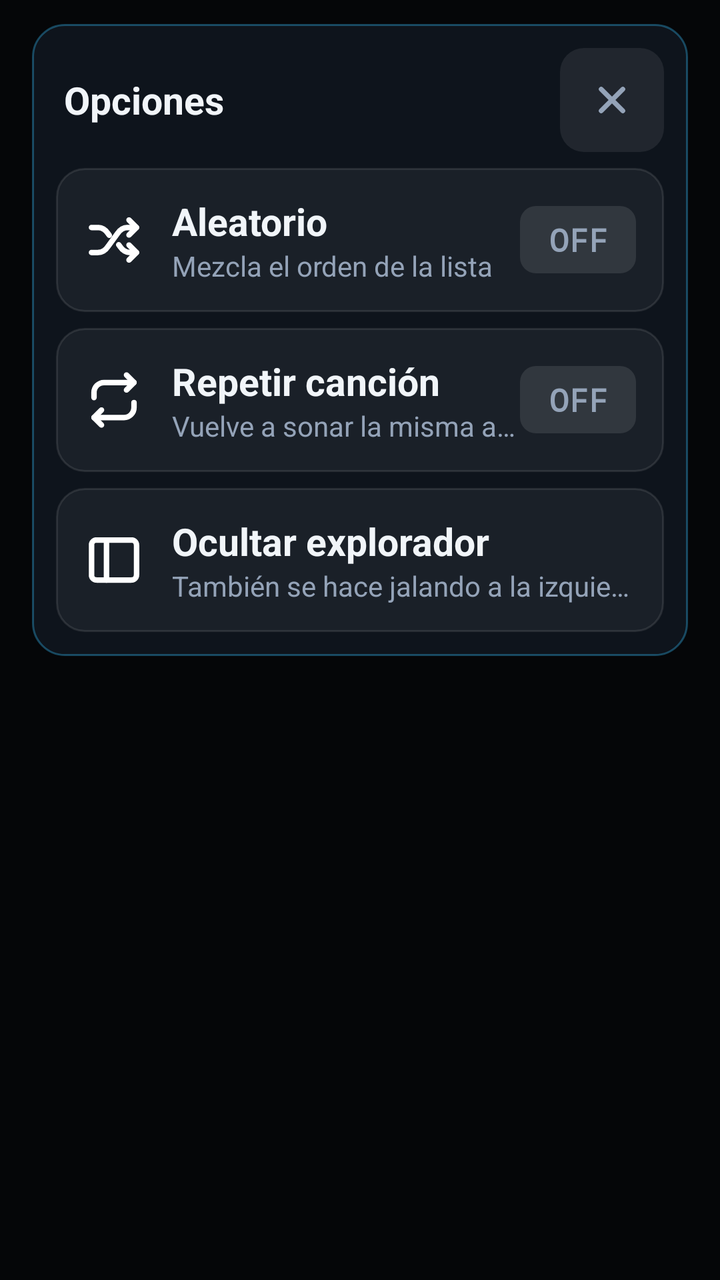
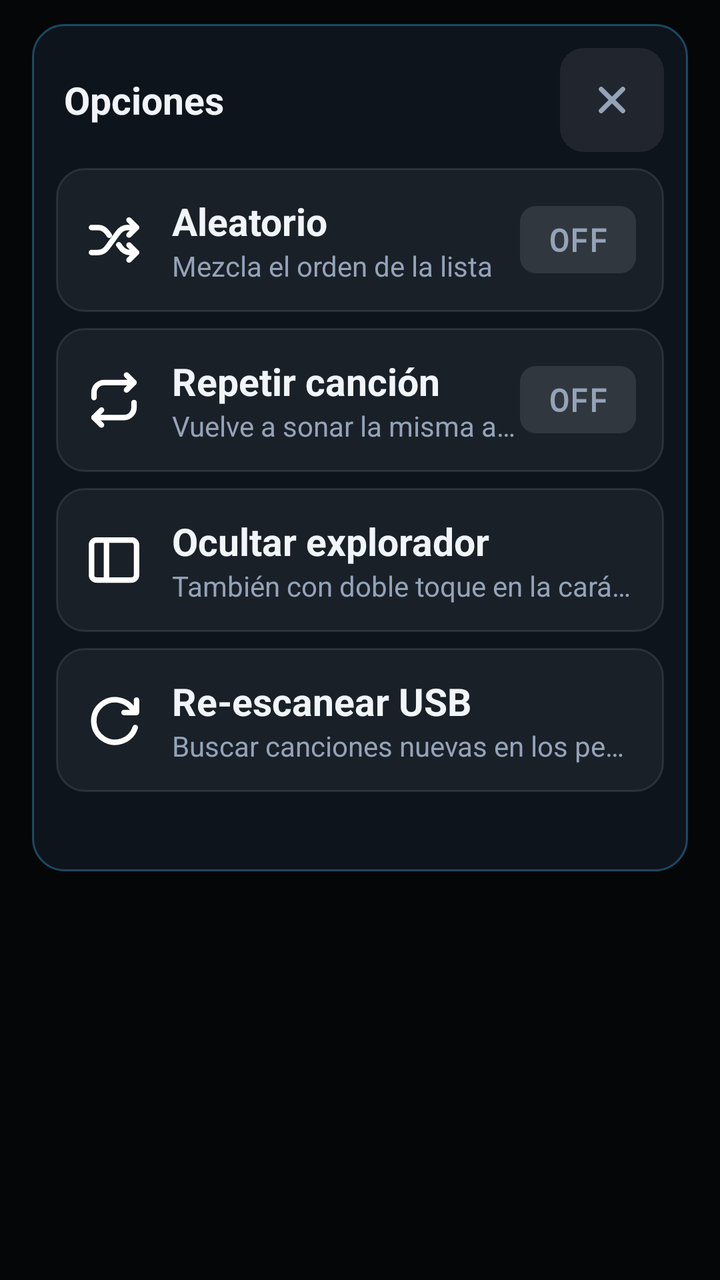

An Android layout rendered at two revisions. The XML below is the earlier revision; the diff shows what the commit changed to produce the second picture.
<!-- AndroidManifest.xml: application theme Theme.CarAudio -->
<!-- res/layout/popup_player_menu.xml -->
<?xml version="1.0" encoding="utf-8"?>
<FrameLayout xmlns:android="http://schemas.android.com/apk/res/android"
    android:id="@+id/menuBackdrop"
    android:layout_width="match_parent"
    android:layout_height="match_parent"
    android:background="#8c000000"
    android:clickable="true">

    <LinearLayout
        android:layout_width="match_parent"
        android:layout_height="wrap_content"
        android:layout_marginTop="12dp"
        android:layout_marginLeft="16dp"
        android:layout_marginRight="16dp"
        android:orientation="vertical"
        android:padding="12dp"
        android:background="@drawable/bg_player_menu"
        android:clickable="true">

        <LinearLayout
            android:layout_width="match_parent"
            android:layout_height="52dp"
            android:orientation="horizontal"
            android:gravity="center_vertical">

            <TextView
                android:layout_width="0dp"
                android:layout_height="wrap_content"
                android:layout_weight="1"
                android:layout_marginStart="4dp"
                android:text="Opciones"
                android:textColor="@color/text_primary"
                android:textSize="19sp"
                android:textStyle="bold" />

            <ImageButton
                android:id="@+id/menuClose"
                android:layout_width="52dp"
                android:layout_height="52dp"
                android:background="@drawable/bg_player_menu_close"
                android:src="@drawable/ic_close"
                android:scaleType="fitCenter"
                android:padding="13dp"
                android:contentDescription="Cerrar" />
        </LinearLayout>

        
        <LinearLayout
            android:id="@+id/menuShuffle"
            android:layout_width="match_parent"
            android:layout_height="72dp"
            android:layout_marginTop="8dp"
            android:orientation="horizontal"
            android:gravity="center_vertical"
            android:paddingLeft="14dp"
            android:paddingRight="14dp"
            android:background="@drawable/bg_player_menu_row"
            android:clickable="true">

            <ImageView
                android:id="@+id/menuShuffleIcon"
                android:layout_width="30dp"
                android:layout_height="30dp"
                android:src="@drawable/ic_ctrl_shuffle"
                android:importantForAccessibility="no" />

            <LinearLayout
                android:layout_width="0dp"
                android:layout_height="wrap_content"
                android:layout_weight="1"
                android:layout_marginStart="14dp"
                android:orientation="vertical">

                <TextView
                    android:id="@+id/menuShuffleTitle"
                    android:layout_width="wrap_content"
                    android:layout_height="wrap_content"
                    android:text="Aleatorio"
                    android:textColor="@color/text_primary"
                    android:textSize="19sp"
                    android:textStyle="bold" />

                <TextView
                    android:layout_width="wrap_content"
                    android:layout_height="wrap_content"
                    android:singleLine="true"
                    android:text="Mezcla el orden de la lista"
                    android:textColor="@color/text_secondary"
                    android:textSize="14sp" />
            </LinearLayout>

            <TextView
                android:id="@+id/menuShuffleState"
                android:layout_width="wrap_content"
                android:layout_height="wrap_content"
                android:minWidth="58dp"
                android:gravity="center"
                android:paddingLeft="12dp"
                android:paddingRight="12dp"
                android:paddingTop="6dp"
                android:paddingBottom="6dp"
                android:background="@drawable/bg_player_menu_state"
                android:fontFamily="monospace"
                android:text="OFF"
                android:textColor="@color/text_secondary"
                android:textSize="16sp"
                android:textStyle="bold" />
        </LinearLayout>

        
        <LinearLayout
            android:id="@+id/menuRepeat"
            android:layout_width="match_parent"
            android:layout_height="72dp"
            android:layout_marginTop="8dp"
            android:orientation="horizontal"
            android:gravity="center_vertical"
            android:paddingLeft="14dp"
            android:paddingRight="14dp"
            android:background="@drawable/bg_player_menu_row"
            android:clickable="true">

            <ImageView
                android:id="@+id/menuRepeatIcon"
                android:layout_width="30dp"
                android:layout_height="30dp"
                android:src="@drawable/ic_ctrl_repeat"
                android:importantForAccessibility="no" />

            <LinearLayout
                android:layout_width="0dp"
                android:layout_height="wrap_content"
                android:layout_weight="1"
                android:layout_marginStart="14dp"
                android:orientation="vertical">

                <TextView
                    android:id="@+id/menuRepeatTitle"
                    android:layout_width="wrap_content"
                    android:layout_height="wrap_content"
                    android:text="Repetir canción"
                    android:textColor="@color/text_primary"
                    android:textSize="19sp"
                    android:textStyle="bold" />

                <TextView
                    android:layout_width="wrap_content"
                    android:layout_height="wrap_content"
                    android:singleLine="true"
                    android:text="Vuelve a sonar la misma al terminar"
                    android:textColor="@color/text_secondary"
                    android:textSize="14sp" />
            </LinearLayout>

            <TextView
                android:id="@+id/menuRepeatState"
                android:layout_width="wrap_content"
                android:layout_height="wrap_content"
                android:minWidth="58dp"
                android:gravity="center"
                android:paddingLeft="12dp"
                android:paddingRight="12dp"
                android:paddingTop="6dp"
                android:paddingBottom="6dp"
                android:background="@drawable/bg_player_menu_state"
                android:fontFamily="monospace"
                android:text="OFF"
                android:textColor="@color/text_secondary"
                android:textSize="16sp"
                android:textStyle="bold" />
        </LinearLayout>

        
        <LinearLayout
            android:id="@+id/menuExplorer"
            android:layout_width="match_parent"
            android:layout_height="72dp"
            android:layout_marginTop="8dp"
            android:orientation="horizontal"
            android:gravity="center_vertical"
            android:paddingLeft="14dp"
            android:paddingRight="14dp"
            android:background="@drawable/bg_player_menu_row"
            android:clickable="true">

            <ImageView
                android:layout_width="30dp"
                android:layout_height="30dp"
                android:src="@drawable/ic_explorer_panel"
                android:importantForAccessibility="no" />

            <LinearLayout
                android:layout_width="0dp"
                android:layout_height="wrap_content"
                android:layout_weight="1"
                android:layout_marginStart="14dp"
                android:orientation="vertical">

                <TextView
                    android:id="@+id/menuExplorerTitle"
                    android:layout_width="wrap_content"
                    android:layout_height="wrap_content"
                    android:text="Ocultar explorador"
                    android:textColor="@color/text_primary"
                    android:textSize="19sp"
                    android:textStyle="bold" />

                <TextView
                    android:layout_width="wrap_content"
                    android:layout_height="wrap_content"
                    android:singleLine="true"
                    android:ellipsize="end"
                    android:text="También se hace jalando a la izquierda de la carátula"
                    android:textColor="@color/text_secondary"
                    android:textSize="14sp" />
            </LinearLayout>
        </LinearLayout>
    </LinearLayout>
</FrameLayout>
<!-- resources referenced by this layout -->
<resources>
  <color name="text_primary">#f1f5f9</color>
  <color name="text_secondary">#94a3b8</color>
  <!-- drawable bg_player_menu (drawable) -->
  <?xml version="1.0" encoding="utf-8"?>
  <shape xmlns:android="http://schemas.android.com/apk/res/android">
      <solid android:color="#0e141c" />
      <corners android:radius="16dp" />
      <stroke android:width="1dp" android:color="#5938bdf8" />
  </shape>
  <!-- drawable bg_player_menu_close (drawable) -->
  <?xml version="1.0" encoding="utf-8"?>
  <selector xmlns:android="http://schemas.android.com/apk/res/android">
      <item android:state_pressed="true">
          <shape>
              <solid android:color="#29ffffff" />
              <corners android:radius="12dp" />
          </shape>
      </item>
      <item>
          <shape>
              <solid android:color="#14ffffff" />
              <corners android:radius="12dp" />
          </shape>
      </item>
  </selector>
  <!-- drawable bg_player_menu_row (drawable) -->
  <?xml version="1.0" encoding="utf-8"?>
  <selector xmlns:android="http://schemas.android.com/apk/res/android">
      <item android:state_pressed="true">
          <shape>
              <solid android:color="#1fffffff" />
              <corners android:radius="14dp" />
              <stroke android:width="1dp" android:color="#1affffff" />
          </shape>
      </item>
      <item>
          <shape>
              <solid android:color="#0dffffff" />
              <corners android:radius="14dp" />
              <stroke android:width="1dp" android:color="#1affffff" />
          </shape>
      </item>
  </selector>
  <!-- drawable bg_player_menu_state (drawable) -->
  <?xml version="1.0" encoding="utf-8"?>
  <shape xmlns:android="http://schemas.android.com/apk/res/android">
      <solid android:color="#1affffff" />
      <corners android:radius="8dp" />
  </shape>
  <!-- drawable ic_close (drawable) -->
  <?xml version="1.0" encoding="utf-8"?>
  <vector xmlns:android="http://schemas.android.com/apk/res/android"
      android:width="24dp"
      android:height="24dp"
      android:viewportWidth="24"
      android:viewportHeight="24">
      <path android:fillColor="#00000000" android:strokeColor="#94A3B8" android:strokeWidth="2.2" android:strokeLineCap="round" android:pathData="M7,7L17,17M17,7L7,17" />
  </vector>
  <!-- drawable ic_explorer_panel (drawable) -->
  <?xml version="1.0" encoding="utf-8"?>
  <vector xmlns:android="http://schemas.android.com/apk/res/android"
      android:width="24dp"
      android:height="24dp"
      android:viewportWidth="24"
      android:viewportHeight="24">
      <path android:fillColor="#00000000" android:strokeColor="#FFFFFF" android:strokeLineCap="round" android:strokeLineJoin="round" android:strokeWidth="2.2" android:pathData="M5,4h14a2,2 0,0 1,2 2v12a2,2 0,0 1,-2 2H5a2,2 0,0 1,-2 -2V6a2,2 0,0 1,2 -2z" />
      <path android:fillColor="#00000000" android:strokeColor="#FFFFFF" android:strokeLineCap="round" android:strokeWidth="2.2" android:pathData="M9,4v16" />
  </vector>
  <style name="Theme.CarAudio" parent="android:Theme.NoTitleBar.Fullscreen">
          <item name="android:windowBackground">#0c0e12</item>
          <item name="android:colorBackground">#0c0e12</item>
      </style>
  <!-- unchanged entries left out for length: 2 -->
</resources>

<!-- the commit's change to res/layout/popup_player_menu.xml (unified diff, before → after) -->
@@ -210,10 +210,66 @@
                     android:layout_height="wrap_content"
                     android:singleLine="true"
                     android:ellipsize="end"
-                    android:text="También se hace jalando a la izquierda de la carátula"
-                    android:textColor="@color/text_secondary"
-                    android:textSize="14sp" />
-            </LinearLayout>
-        </LinearLayout>
+                    android:text="También con doble toque en la carátula"
+                    android:textColor="@color/text_secondary"
+                    android:textSize="14sp" />
+            </LinearLayout>
+        </LinearLayout>
+
+        
+        <LinearLayout
+            android:id="@+id/menuRescan"
+            android:layout_width="match_parent"
+            android:layout_height="72dp"
+            android:layout_marginTop="8dp"
+            android:orientation="horizontal"
+            android:gravity="center_vertical"
+            android:paddingLeft="14dp"
+            android:paddingRight="14dp"
+            android:background="@drawable/bg_player_menu_row"
+            android:clickable="true">
+
+            <ImageView
+                android:layout_width="30dp"
+                android:layout_height="30dp"
+                android:src="@drawable/ic_rescan"
+                android:importantForAccessibility="no" />
+
+            <LinearLayout
+                android:layout_width="0dp"
+                android:layout_height="wrap_content"
+                android:layout_weight="1"
+                android:layout_marginStart="14dp"
+                android:orientation="vertical">
+
+                <TextView
+                    android:layout_width="wrap_content"
+                    android:layout_height="wrap_content"
+                    android:text="Re-escanear USB"
+                    android:textColor="@color/text_primary"
+                    android:textSize="19sp"
+                    android:textStyle="bold" />
+
+                <TextView
+                    android:layout_width="wrap_content"
+                    android:layout_height="wrap_content"
+                    android:singleLine="true"
+                    android:ellipsize="end"
+                    android:text="Buscar canciones nuevas en los pendrives"
+                    android:textColor="@color/text_secondary"
+                    android:textSize="14sp" />
+            </LinearLayout>
+        </LinearLayout>
+
+        
+        <TextView
+            android:id="@+id/menuVersion"
+            android:layout_width="match_parent"
+            android:layout_height="wrap_content"
+            android:layout_marginTop="10dp"
+            android:gravity="center"
+            android:fontFamily="monospace"
+            android:textColor="@color/text_muted"
+            android:textSize="13sp" />
     </LinearLayout>
 </FrameLayout>
<!-- resource entries referenced after the edit -->
@@ -1,5 +1,6 @@
 <!-- resources referenced by this layout -->
 <resources>
+  <color name="text_muted">#64748b</color>
   <color name="text_primary">#f1f5f9</color>
   <color name="text_secondary">#94a3b8</color>
   <!-- drawable bg_player_menu (drawable) -->
@@ -68,6 +69,16 @@
       <path android:fillColor="#00000000" android:strokeColor="#FFFFFF" android:strokeLineCap="round" android:strokeLineJoin="round" android:strokeWidth="2.2" android:pathData="M5,4h14a2,2 0,0 1,2 2v12a2,2 0,0 1,-2 2H5a2,2 0,0 1,-2 -2V6a2,2 0,0 1,2 -2z" />
       <path android:fillColor="#00000000" android:strokeColor="#FFFFFF" android:strokeLineCap="round" android:strokeWidth="2.2" android:pathData="M9,4v16" />
   </vector>
+  <!-- drawable ic_rescan (drawable) -->
+  <?xml version="1.0" encoding="utf-8"?>
+  <vector xmlns:android="http://schemas.android.com/apk/res/android"
+      android:width="24dp"
+      android:height="24dp"
+      android:viewportWidth="24"
+      android:viewportHeight="24">
+      <path android:fillColor="#00000000" android:strokeColor="#FFFFFF" android:strokeWidth="2.2" android:strokeLineCap="round" android:strokeLineJoin="round" android:pathData="M21,4v5h-5" />
+      <path android:fillColor="#00000000" android:strokeColor="#FFFFFF" android:strokeWidth="2.2" android:strokeLineCap="round" android:strokeLineJoin="round" android:pathData="M20.2,9A8.5,8.5 0,1 0,20.5 15" />
+  </vector>
   <style name="Theme.CarAudio" parent="android:Theme.NoTitleBar.Fullscreen">
           <item name="android:windowBackground">#0c0e12</item>
           <item name="android:colorBackground">#0c0e12</item>
